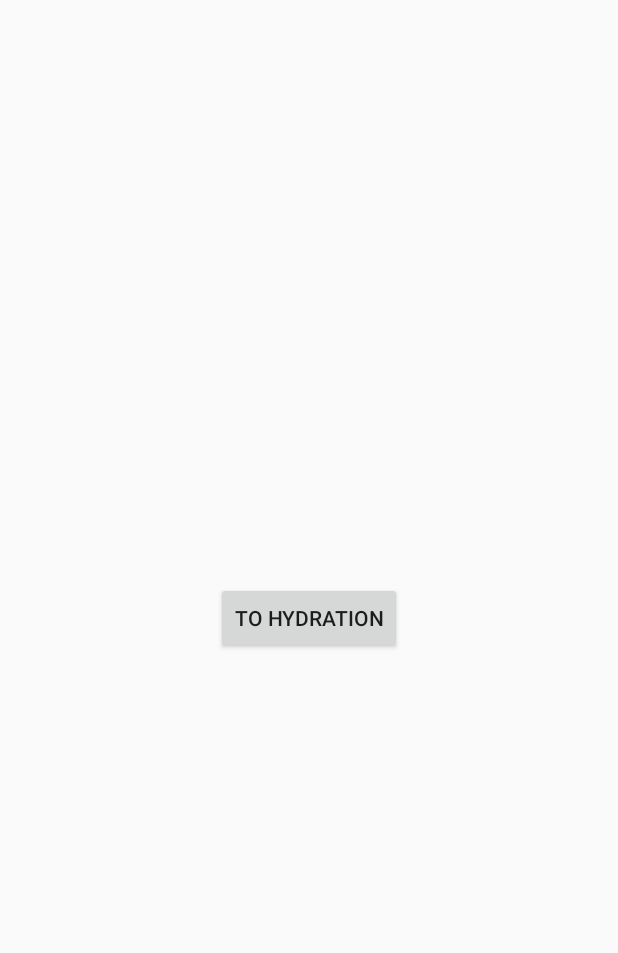
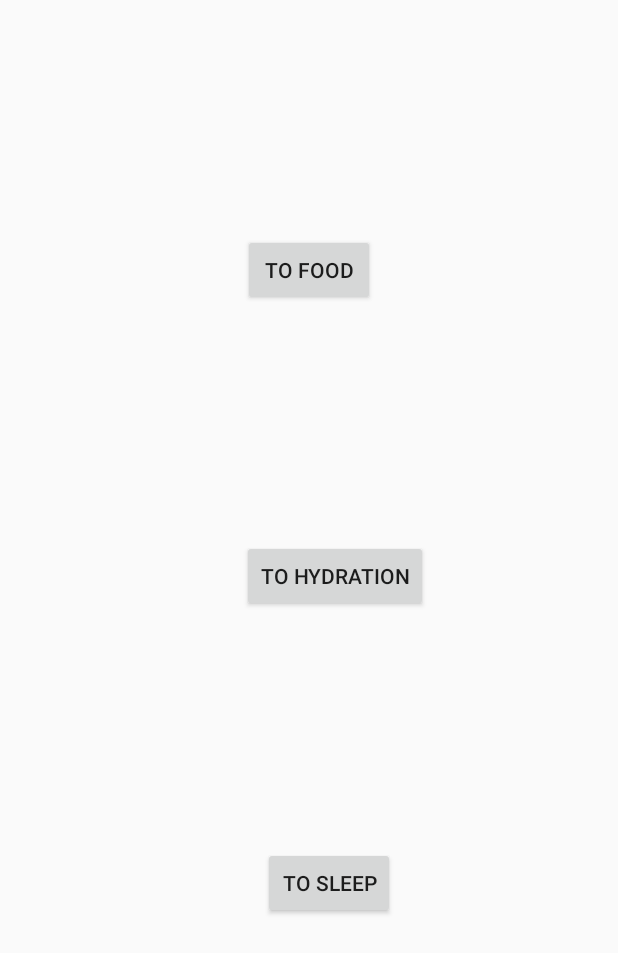
Before and after one commit to marcusha4299/SnapHealth, an Android app built with Jetpack Compose: the MainActivity screen opened directly, with no data from a screen before it, on a phone screen of 412 x 824 dp. Shown: the top 953 px of the screen. Run offline under Robolectric (Android 15) with nearby library versions, the phone set to English and light mode, and no system bars.

Commit message:
create food and sleep fragment

```diff
--- a/app/src/main/java/com/example/snaphealth/MainActivity.kt
+++ b/app/src/main/java/com/example/snaphealth/MainActivity.kt
@@ -1,22 +1,10 @@
 package com.example.snaphealth
 
 import android.annotation.SuppressLint
-import android.app.Instrumentation
 import android.content.Intent
-import android.os.Build
 import android.os.Bundle
 import androidx.activity.ComponentActivity
-import android.content.SharedPreferences
 import android.widget.Button
-import android.widget.RatingBar
-import android.widget.TextView
-import android.widget.Toast
-import androidx.activity.result.ActivityResult
-import androidx.activity.result.contract.ActivityResultContracts
-import androidx.annotation.RequiresApi
-import androidx.appcompat.app.AppCompatActivity
-import java.time.LocalDate
-import java.time.LocalDate.now
 
 
 class MainActivity :  ComponentActivity() {
@@ -25,10 +13,22 @@ class MainActivity :  ComponentActivity() {
         super.onCreate(savedInstanceState)
         setContentView(R.layout.activity_main)
 
-        val switchButton = findViewById<Button>(R.id.button)
+        val switchButton = findViewById<Button>(R.id.hydration_switch)
         switchButton.setOnClickListener {
             val intent = Intent(this, Hydration::class.java)
             startActivity(intent)
         }
+
+        val switchButton1 = findViewById<Button>(R.id.food_switch)
+        switchButton1.setOnClickListener {
+            val intent = Intent(this, FoodRecommendation::class.java)
+            startActivity(intent)
+        }
+
+        val switchButton2 = findViewById<Button>(R.id.sleep_switch)
+        switchButton2.setOnClickListener {
+            val intent = Intent(this, Sleep::class.java)
+            startActivity(intent)
+        }
     }
 }
--- a/app/src/main/res/layout/activity_main.xml
+++ b/app/src/main/res/layout/activity_main.xml
@@ -8,14 +8,38 @@
 
 
     <Button
-        android:id="@+id/button"
+        android:id="@+id/hydration_switch"
         android:layout_width="wrap_content"
         android:layout_height="wrap_content"
-        android:text="to Hydration"
+        android:onClick="onClickSwitchActivity"
+        android:text="@string/to_hydration"
         app:layout_constraintBottom_toBottomOf="parent"
         app:layout_constraintEnd_toEndOf="parent"
+        app:layout_constraintHorizontal_bias="0.56"
         app:layout_constraintStart_toStartOf="parent"
-        android:onClick="onClickSwitchActivity"
+        app:layout_constraintTop_toTopOf="parent"
+        app:layout_constraintVertical_bias="0.464" />
+
+    <Button
+        android:id="@+id/food_switch"
+        android:layout_width="wrap_content"
+        android:layout_height="wrap_content"
+        android:text="@string/to_food"
+        app:layout_constraintBottom_toTopOf="@+id/hydration_switch"
+        app:layout_constraintEnd_toEndOf="parent"
+        app:layout_constraintStart_toStartOf="parent"
         app:layout_constraintTop_toTopOf="parent" />
 
+    <Button
+        android:id="@+id/sleep_switch"
+        android:layout_width="wrap_content"
+        android:layout_height="wrap_content"
+        android:text="@string/to_sleep"
+        app:layout_constraintBottom_toBottomOf="parent"
+        app:layout_constraintEnd_toEndOf="parent"
+        app:layout_constraintHorizontal_bias="0.541"
+        app:layout_constraintStart_toStartOf="parent"
+        app:layout_constraintTop_toBottomOf="@+id/hydration_switch"
+        app:layout_constraintVertical_bias="0.425" />
+
 </androidx.constraintlayout.widget.ConstraintLayout>
--- a/app/src/main/res/values/strings.xml
+++ b/app/src/main/res/values/strings.xml
@@ -14,4 +14,7 @@
     <string name="hello_blank_fragment">Hello blank fragment</string>
     <string name="submit">Submit</string>
     <string name="sleep_details">Sleep Details</string>
+    <string name="to_hydration">to Hydration</string>
+    <string name="to_food">To Food</string>
+    <string name="to_sleep">To Sleep</string>
 </resources>
```
Also changed, not shown: app/src/main/AndroidManifest.xml (+22 -0 lines), app/src/main/java/com/example/snaphealth/FoodRecommendation.kt (added, +15 -0 lines), app/src/main/java/com/example/snaphealth/Sleep.kt (added, +15 -0 lines), app/src/main/res/layout/fragment_food_recommendation.xml (added, +19 -0 lines), app/src/main/res/layout/fragment_sleep.xml (added, +20 -0 lines).
